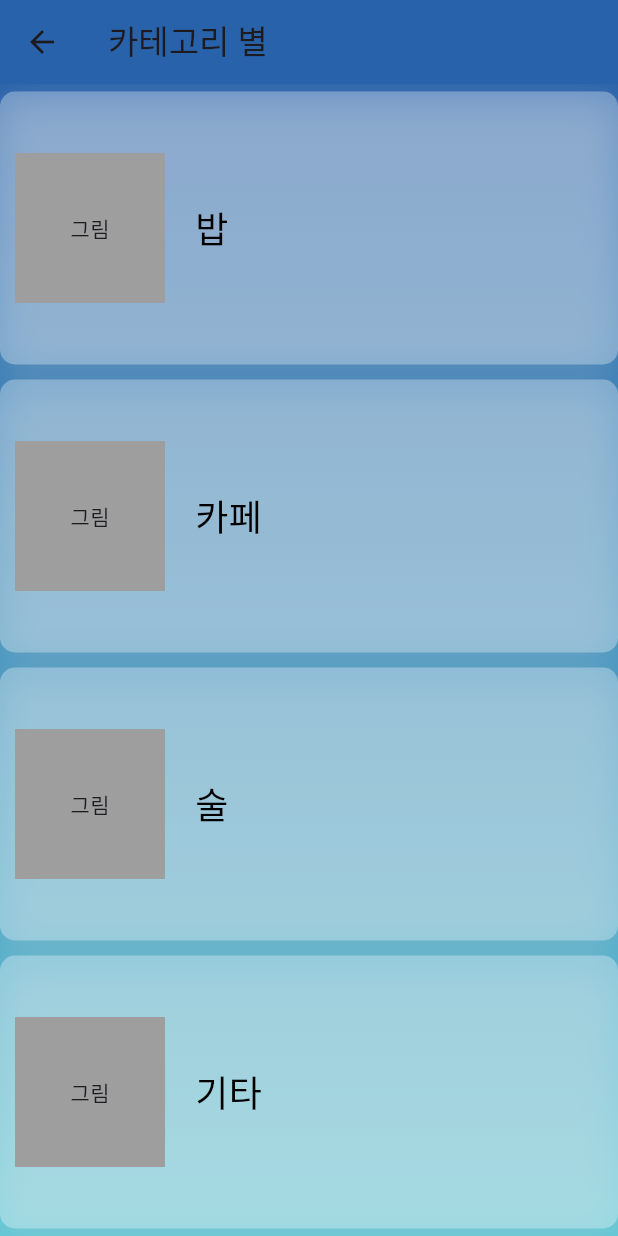
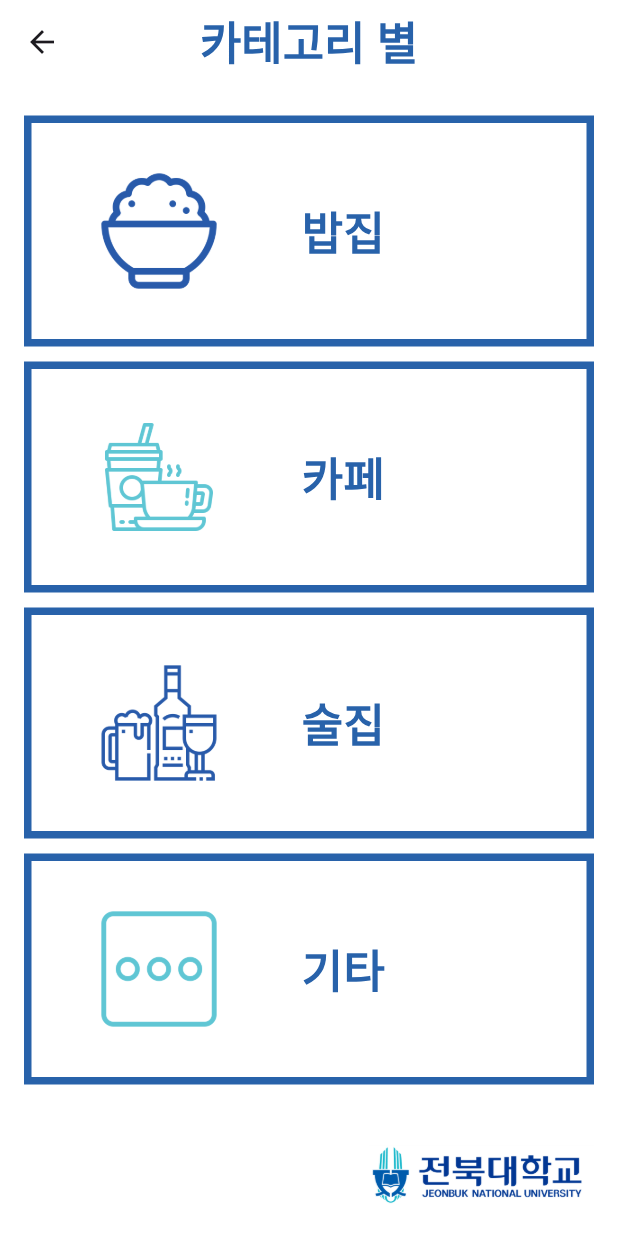
Before and after one commit to DB-Team-Project/frontend, a Flutter app: the FindInCategoryPage screen opened directly, on a phone screen of 412 x 824 dp. Run offline on Flutter 3.47's test engine with Material 3 defaults, Android fonts, the phone set to English and light mode, and no system bars; Roboto replaces fonts that are missing (elec).

Commit message:
feat: UI 수정 및 밥집구현

```diff
--- a/jbnu_project/lib/find_in_category.dart
+++ b/jbnu_project/lib/find_in_category.dart
@@ -12,23 +12,30 @@ class FindInCategoryPage extends StatelessWidget {
     return Scaffold(
       appBar: AppBar(
         leading: IconButton(
-          icon: Icon(Icons.arrow_back),
+          icon: const Icon(Icons.arrow_back),
           onPressed: () {
             Navigator.pop(context);
           },
         ),
-        title: Text("카테고리 별"),
-        backgroundColor: Color(0xFF2862AA), // 앱바 색상
+        title: const Text(
+          "카테고리 별",
+          style: TextStyle(
+            fontFamily: 'elec',
+            fontWeight: FontWeight.bold,
+            color: Color(0xFF2862AA),
+            fontSize: 30,
+          ),
+        ),
+        centerTitle: true,
+        backgroundColor: Color.fromARGB(255, 255, 255, 255),
       ),
       body: Container(
-        decoration: BoxDecoration(
-          gradient: LinearGradient(
-            colors: [Color(0xFF2862AA), Color(0xFF5FC6D4)], // 배경 그라데이션
-            begin: Alignment.topCenter,
-            end: Alignment.bottomCenter,
-          ),
+        decoration: const BoxDecoration(
+          color: Colors.white,
         ),
+        padding: const EdgeInsets.all(16.0),
         child: Column(
+          mainAxisAlignment: MainAxisAlignment.spaceEvenly,
           children: [
             Expanded(
               child: GestureDetector(
@@ -38,7 +45,10 @@ class FindInCategoryPage extends StatelessWidget {
                     MaterialPageRoute(builder: (context) => const RicePage()),
                   );
                 },
-                child: CategoryItem(title: "밥"),
+                child: const CategoryItem(
+                  title: "밥집",
+                  imagePath: 'assets/images/rice.png',
+                ),
               ),
             ),
             Expanded(
@@ -49,7 +59,10 @@ class FindInCategoryPage extends StatelessWidget {
                     MaterialPageRoute(builder: (context) => const CafePage()),
                   );
                 },
-                child: CategoryItem(title: "카페"),
+                child: const CategoryItem(
+                  title: "카페",
+                  imagePath: 'assets/images/cafe.png',
+                ),
               ),
             ),
             Expanded(
@@ -57,11 +70,13 @@ class FindInCategoryPage extends StatelessWidget {
                 onTap: () {
                   Navigator.push(
                     context,
-                    MaterialPageRoute(
-                        builder: (context) => const AlcoholPage()),
+                    MaterialPageRoute(builder: (context) => const AlcoholPage()),
                   );
                 },
-                child: CategoryItem(title: "술"),
+                child: const CategoryItem(
+                  title: "술집",
+                  imagePath: 'assets/images/alcohol.png',
+                ),
               ),
             ),
             Expanded(
@@ -72,10 +87,29 @@ class FindInCategoryPage extends StatelessWidget {
                     MaterialPageRoute(builder: (context) => const OtherPage()),
                   );
                 },
-                child: CategoryItem(title: "기타"),
+                child: const CategoryItem(
+                  title: "기타",
+                  imagePath: 'assets/images/other.png',
+                ),
               ),
             ),
           ],
+        ),
+      ),
+      bottomNavigationBar: BottomAppBar(
+        color: Colors.white,
+        child: Container(
+          height: 50.0,
+          child: Row(
+            mainAxisAlignment: MainAxisAlignment.end,
+            children: [
+              Image.asset(
+                'assets/images/title.png',
+                width: 150,
+                height: 150,
+              ),
+            ],
+          ),
         ),
       ),
     );
@@ -84,37 +118,42 @@ class FindInCategoryPage extends StatelessWidget {
 
 class CategoryItem extends StatelessWidget {
   final String title;
-  const CategoryItem({required this.title});
+  final String imagePath;
+  const CategoryItem({required this.title, required this.imagePath});
 
   @override
   Widget build(BuildContext context) {
     return Container(
-      margin: EdgeInsets.symmetric(vertical: 5),
-      padding: EdgeInsets.all(10),
+      margin: const EdgeInsets.symmetric(vertical: 5),
+      padding: const EdgeInsets.all(10),
       decoration: BoxDecoration(
-        color: Color.fromARGB(80, 255, 255, 255), // 컨테이너 배경색
-        borderRadius: BorderRadius.circular(10),
-        boxShadow: [
-          BoxShadow(
-            color: Color.fromARGB(66, 212, 212, 212),
-            blurRadius: 20,
-            offset: Offset(0, 5),
-          ),
-        ],
+        border: Border.all(
+          color: Color(0xFF2862AA),
+          width: 5,
+        ),
       ),
       child: Row(
         children: [
           Container(
-            width: 100,
-            height: 100,
-            color: Colors.grey, // Placeholder for image
-            child: Center(child: Text("그림")),
+            width: 150,
+            height: 150,
+            decoration: BoxDecoration(
+              image: DecorationImage(
+                image: AssetImage(imagePath),
+                fit: BoxFit.cover,
+              ),
+            ),
           ),
-          SizedBox(width: 20),
+          const SizedBox(width: 20),
           Expanded(
             child: Text(
               title,
-              style: TextStyle(fontSize: 24, color: Colors.black),
+              style: const TextStyle(
+                fontFamily: 'elec',
+                fontWeight: FontWeight.bold,
+                color: Color(0xFF2862AA),
+                fontSize: 30,
+              ),
             ),
           ),
         ],
```
Also changed, not shown: jbnu_project/lib/category/rice.dart (+58 -26 lines), jbnu_project/lib/main.dart (+75 -44 lines), jbnu_project/pubspec.yaml (+16 -9 lines), jbnu_project/assets/images/alcohol.png (added), jbnu_project/assets/images/cafe.png (added), jbnu_project/assets/images/category.png (added), jbnu_project/assets/images/other.png (added), jbnu_project/assets/images/rice.png (added), jbnu_project/assets/images/title.png (added), jbnu_project/pubspec.lock, 1 other file.
